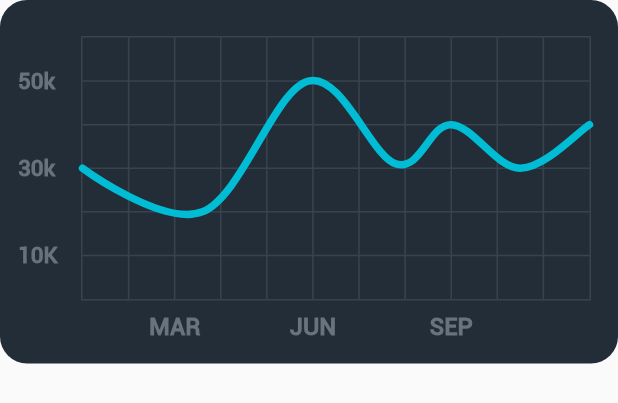
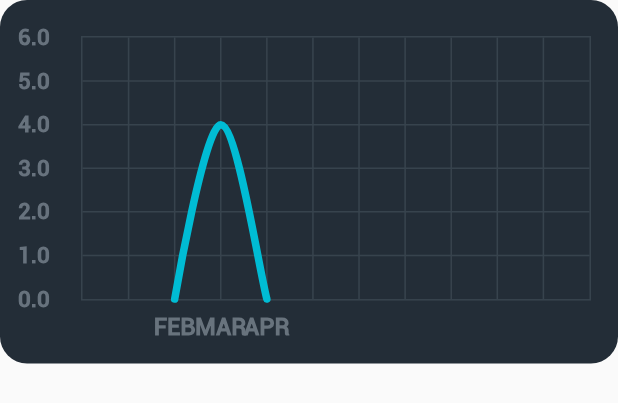
Before and after one commit to ntjim/1330-HazelSite, a Flutter app: the DynamicLineChart widget shown alone on an empty page, opened directly, on a phone screen of 412 x 824 dp. Shown: the top 403 px of the screen. Run offline on Flutter 3.47's test engine with Material 2 defaults, Android fonts, the phone set to English and light mode, and no system bars; drawn by our look-alikes of fl_chart; our stand-ins replace cloud_firestore, firebase_auth, firebase_core, flutter_html; accounts and stored records are empty; statements that could not run were skipped.

Commit message:
Backend for line graph

```diff
--- a/hazel/lib/community_page.dart
+++ b/hazel/lib/community_page.dart
@@ -136,10 +136,6 @@ class _DynamicBarChartState extends State<DynamicBarChart> {
   }
 }
 
-/// Number of users sorted from oldest to newest, since the beginning of tracking
-List<int> numUsersPerMonth = [0, 4];
-int currUsers = 0;
-
 class DynamicLineChart extends StatefulWidget {
   const DynamicLineChart({Key? key}) : super(key: key);
 
@@ -148,6 +144,16 @@ class DynamicLineChart extends StatefulWidget {
 }
 
 class _DynamicLineChartState extends State<DynamicLineChart> {
+  /// Months represented as doubles from when tracking started
+  List<double> months = [2, 3];
+
+  /// Number of current users
+  double currUsers = 0;
+
+  /// List of points for the line graph
+  List<FlSpot> lineGraphPoints = [FlSpot(2, 0), FlSpot(3, 4)];
+
+  /// Get the number of documents in users collection
   Future<QuerySnapshot<Map<String, dynamic>>> getNumUsers() async {
     QuerySnapshot<Map<String, dynamic>> doc =
         await FirebaseFirestore.instance.collection('users').get();
@@ -164,29 +170,25 @@ class _DynamicLineChartState extends State<DynamicLineChart> {
         if (snapshot.connectionState == ConnectionState.waiting) {
           return CircularProgressIndicator();
         }
-        print(snapshot.data!.docs.length);
-        // return Text("");
+
+        double currMonth = int.parse(
+                DateTime.parse(DateTime.now().toString()).month.toString())
+            .toDouble();
+
+        if (currMonth != months[months.length - 1]) {
+          // If it's a new month, update info
+          months.add(currMonth);
+          currUsers = snapshot.data!.docs.length.toDouble();
+          lineGraphPoints.add(FlSpot(currMonth, currUsers));
+        }
+
         Widget leftTitleWidgets(double value, TitleMeta meta) {
           const style = TextStyle(
             color: Color(0xff67727d),
             fontWeight: FontWeight.bold,
             fontSize: 15,
           );
-          String text;
-          switch (value.toInt()) {
-            case 1:
-              text = '10K';
-              break;
-            case 3:
-              text = '30k';
-              break;
-            case 5:
-              text = '50k';
-              break;
-            default:
-              return Container();
-          }
-
+          String text = value.toString();
           return Text(text, style: style, textAlign: TextAlign.left);
         }
 
@@ -199,13 +201,13 @@ class _DynamicLineChartState extends State<DynamicLineChart> {
           Widget text;
           switch (value.toInt()) {
             case 2:
+              text = const Text('FEB', style: style);
+              break;
+            case 3:
               text = const Text('MAR', style: style);
               break;
-            case 5:
-              text = const Text('JUN', style: style);
-              break;
-            case 8:
-              text = const Text('SEP', style: style);
+            case 4:
+              text = const Text('APR', style: style);
               break;
             default:
               text = const Text('', style: style);
@@ -269,15 +271,7 @@ class _DynamicLineChartState extends State<DynamicLineChart> {
             maxY: 6,
             lineBarsData: [
               LineChartBarData(
-                spots: [
-                  FlSpot(0, 3),
-                  FlSpot(2.6, 2),
-                  FlSpot(4.9, 5),
-                  FlSpot(6.8, 3.1),
-                  FlSpot(8, 4),
-                  FlSpot(9.5, 3),
-                  FlSpot(11, 4),
-                ],
+                spots: lineGraphPoints,
                 isCurved: true,
                 barWidth: 5,
                 isStrokeCapRound: true,
@@ -308,25 +302,6 @@ class _DynamicLineChartState extends State<DynamicLineChart> {
                 ),
               ),
             ),
-            // SizedBox(
-            //   width: 60,
-            //   height: 34,
-            //   child: TextButton(
-            //     onPressed: () {
-            //       setState(() {
-            //         showAvg = !showAvg;
-            //       });
-            //     },
-            //     child: Text(
-            //       'avg',
-            //       style: TextStyle(
-            //           fontSize: 12,
-            //           color: showAvg
-            //               ? Colors.white.withOpacity(0.5)
-            //               : Colors.white),
-            //     ),
-            //   ),
-            // ),
           ],
         );
       },
```
